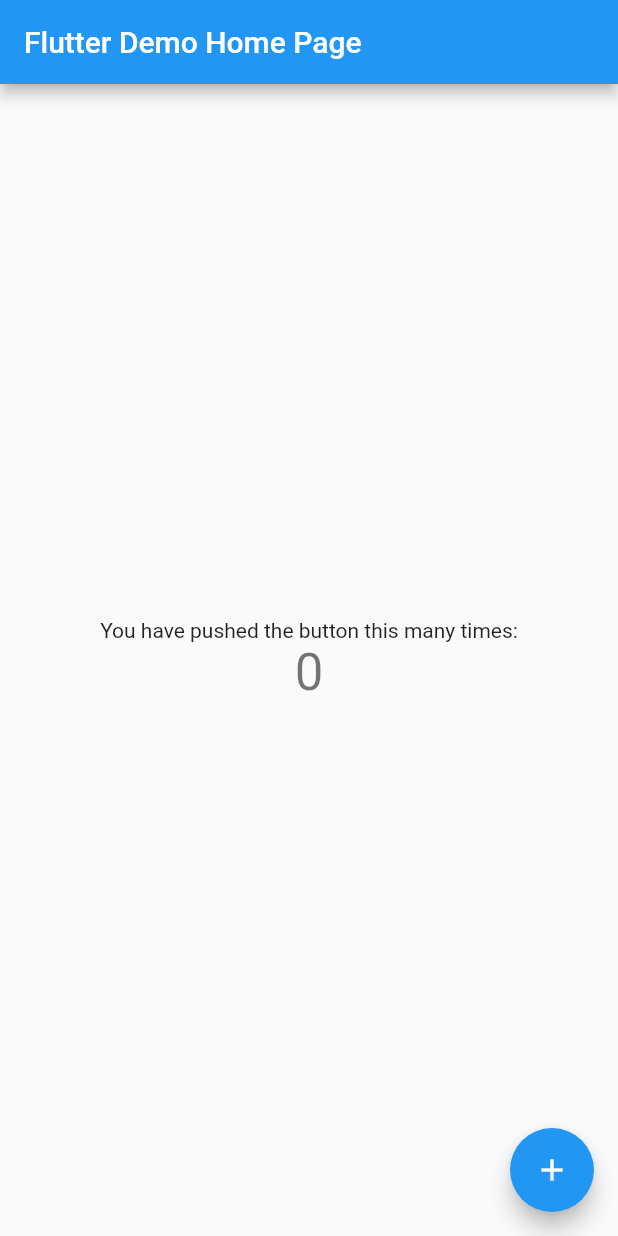
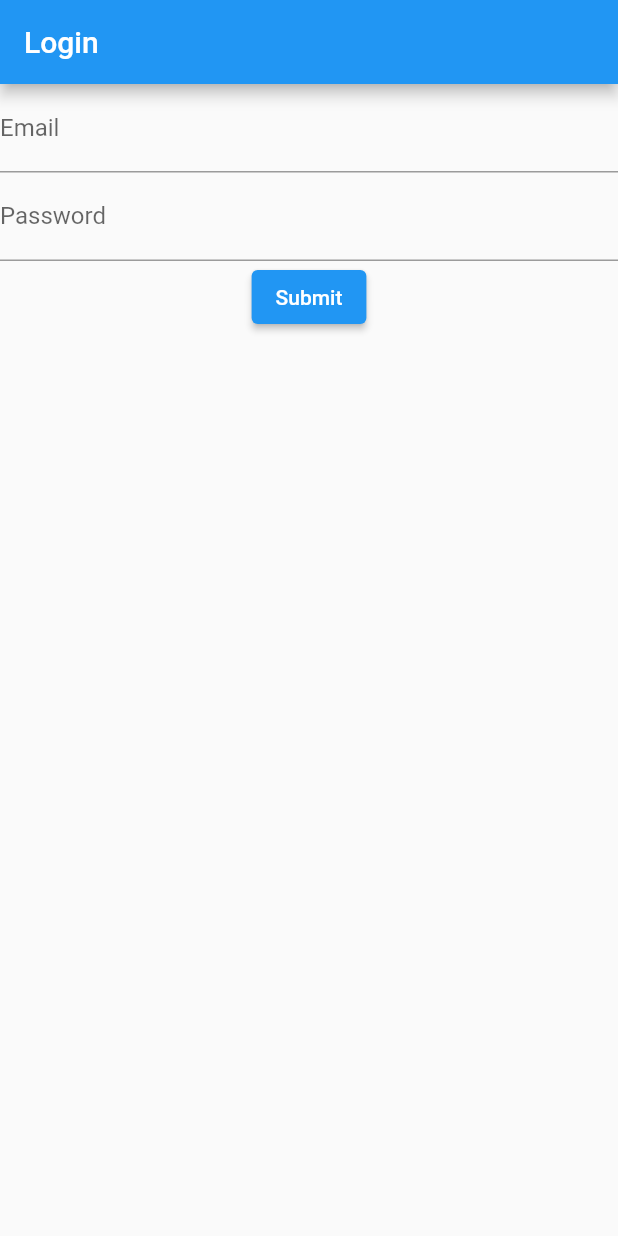
Before and after one commit to crunchloop/flutter_bootstrap, a Flutter app: the screen it shows after launch, on a phone screen of 412 x 824 dp. Run offline on Flutter 3.47's test engine with Material 2 defaults, Android fonts, the phone set to English and light mode, and no system bars; our stand-ins replace auto_route, get_it, injectable.

Commit message:
Add auto_router and mock pages

```diff
--- a/lib/injection.dart
+++ b/lib/injection.dart
@@ -6,8 +6,8 @@ import 'injection.config.dart';
 final getIt = GetIt.instance;
 
 @InjectableInit(
-  initializerName: r'$initGetIt', // default
-  preferRelativeImports: true, // default
-  asExtension: false, // default
+  initializerName: r'$initGetIt',
+  preferRelativeImports: true,
+  asExtension: false,
 )
 void configureDependencies() => $initGetIt(getIt);
--- a/lib/main.dart
+++ b/lib/main.dart
@@ -1,118 +1,23 @@
 import 'package:flutter/material.dart';
 
 import 'injection.dart';
+import 'app_router.dart';
 
 void main() {
   configureDependencies();
-  runApp(const MyApp());
+  runApp(MyApp());
 }
 
 class MyApp extends StatelessWidget {
-  const MyApp({super.key});
+  MyApp({super.key});
 
-  // This widget is the root of your application.
+  final _appRouter = AppRouter();
+
   @override
-  Widget build(BuildContext context) {
-    return MaterialApp(
-      title: 'Flutter Demo',
-      theme: ThemeData(
-        // This is the theme of your application.
-        //
-        // Try running your application with "flutter run". You'll see the
-        // application has a blue toolbar. Then, without quitting the app, try
-        // changing the primarySwatch below to Colors.green and then invoke
-        // "hot reload" (press "r" in the console where you ran "flutter run",
-        // or simply save your changes to "hot reload" in a Flutter IDE).
-        // Notice that the counter didn't reset back to zero; the application
-        // is not restarted.
-        primarySwatch: Colors.blue,
-      ),
-      home: const MyHomePage(title: 'Flutter Demo Home Page'),
+  Widget build(BuildContext context){
+    return MaterialApp.router(
+      routerDelegate: _appRouter.delegate(),
+      routeInformationParser: _appRouter.defaultRouteParser(),
     );
   }
 }
-
-class MyHomePage extends StatefulWidget {
-  const MyHomePage({super.key, required this.title});
-
-  // This widget is the home page of your application. It is stateful, meaning
-  // that it has a State object (defined below) that contains fields that affect
-  // how it looks.
-
-  // This class is the configuration for the state. It holds the values (in this
-  // case the title) provided by the parent (in this case the App widget) and
-  // used by the build method of the State. Fields in a Widget subclass are
-  // always marked "final".
-
-  final String title;
-
-  @override
-  State<MyHomePage> createState() => _MyHomePageState();
-}
-
-class _MyHomePageState extends State<MyHomePage> {
-  int _counter = 0;
-
-  void _incrementCounter() {
-    setState(() {
-      // This call to setState tells the Flutter framework that something has
-      // changed in this State, which causes it to rerun the build method below
-      // so that the display can reflect the updated values. If we changed
-      // _counter without calling setState(), then the build method would not be
-      // called again, and so nothing would appear to happen.
-      _counter++;
-    });
-  }
-
-  @override
-  Widget build(BuildContext context) {
-    // This method is rerun every time setState is called, for instance as done
-    // by the _incrementCounter method above.
-    //
-    // The Flutter framework has been optimized to make rerunning build methods
-    // fast, so that you can just rebuild anything that needs updating rather
-    // than having to individually change instances of widgets.
-    return Scaffold(
-      appBar: AppBar(
-        // Here we take the value from the MyHomePage object that was created by
-        // the App.build method, and use it to set our appbar title.
-        title: Text(widget.title),
-      ),
-      body: Center(
-        // Center is a layout widget. It takes a single child and positions it
-        // in the middle of the parent.
-        child: Column(
-          // Column is also a layout widget. It takes a list of children and
-          // arranges them vertically. By default, it sizes itself to fit its
-          // children horizontally, and tries to be as tall as its parent.
-          //
-          // Invoke "debug painting" (press "p" in the console, choose the
-          // "Toggle Debug Paint" action from the Flutter Inspector in Android
-          // Studio, or the "Toggle Debug Paint" command in Visual Studio Code)
-          // to see the wireframe for each widget.
-          //
-          // Column has various properties to control how it sizes itself and
-          // how it positions its children. Here we use mainAxisAlignment to
-          // center the children vertically; the main axis here is the vertical
-          // axis because Columns are vertical (the cross axis would be
-          // horizontal).
-          mainAxisAlignment: MainAxisAlignment.center,
-          children: <Widget>[
-            const Text(
-              'You have pushed the button this many times:',
-            ),
-            Text(
-              '$_counter',
-              style: Theme.of(context).textTheme.headlineMedium,
-            ),
-          ],
-        ),
-      ),
-      floatingActionButton: FloatingActionButton(
-        onPressed: _incrementCounter,
-        tooltip: 'Increment',
-        child: const Icon(Icons.add),
-      ), // This trailing comma makes auto-formatting nicer for build methods.
-    );
-  }
-}
--- /dev/null
+++ b/lib/pages/login.dart
@@ -0,0 +1,79 @@
+// import 'dart:convert';
+
+import 'package:auto_route/auto_route.dart';
+import 'package:flutter/material.dart';
+
+import '../app_router.dart';
+
+class LoginPage extends StatefulWidget {
+  const LoginPage({Key? key}) : super(key: key);
+
+  @override
+  State<LoginPage> createState() => _LoginState();
+}
+
+// login form in dart
+class _LoginState extends State<LoginPage> {
+  final _formKey = GlobalKey<FormState>();
+  final _emailController = TextEditingController();
+  final _passwordController = TextEditingController();
+
+  // async function to login
+  Future<void> login(BuildContext context) async {
+    context.router.push(const HomeRoute());
+  }
+
+  @override
+  Widget build(BuildContext context) {
+    return Scaffold(
+      appBar: AppBar(
+        title: const Text('Login'),
+      ),
+      body: Form(
+        key: _formKey,
+        child: Column(
+          children: [
+            TextFormField(
+              controller: _emailController,
+              decoration: const InputDecoration(
+                labelText: 'Email',
+              ),
+              validator: (value) {
+                if (value == null || value.isEmpty) {
+                  return 'Please enter some text';
+                }
+                return null;
+              },
+            ),
+            TextFormField(
+              controller: _passwordController,
+              decoration: const InputDecoration(
+                labelText: 'Password',
+              ),
+              validator: (value) {
+                if (value == null || value.isEmpty) {
+                  return 'Please enter some text';
+                }
+                return null;
+              },
+            ),
+            ElevatedButton(
+              onPressed: () {
+                if (_formKey.currentState!.validate()) {
+                  ScaffoldMessenger.of(context).showSnackBar(
+                    const SnackBar(
+                      content: Text('Processing Data'),
+                    ),
+                  );
+                }
+
+                login(context);
+              },
+              child: const Text('Submit'),
+            ),
+          ],
+        ),
+      ),
+    );
+  }
+}
--- a/pubspec.yaml
+++ b/pubspec.yaml
@@ -31,6 +31,7 @@ dependencies:
   flutter:
     sdk: flutter
 
+  auto_route: ^5.0.4
   freezed_annotation: ^2.2.0
   get_it:  ^7.2.0
   injectable: ^2.1.0
@@ -44,6 +45,7 @@ dev_dependencies:
   flutter_test:
     sdk: flutter
 
+  auto_route_generator: ^5.0.3
   build_runner: ^2.3.3
   freezed: ^2.3.2
   injectable_generator: ^2.1.4
```
Also changed, not shown: lib/app_router.dart (added, +19 -0 lines), lib/components/app_drawer.dart (added, +43 -0 lines), lib/pages/home.dart (added, +50 -0 lines), lib/pages/profile.dart (added, +25 -0 lines), lib/app_router.gr.dart (added), pubspec.lock, 1 other file.
